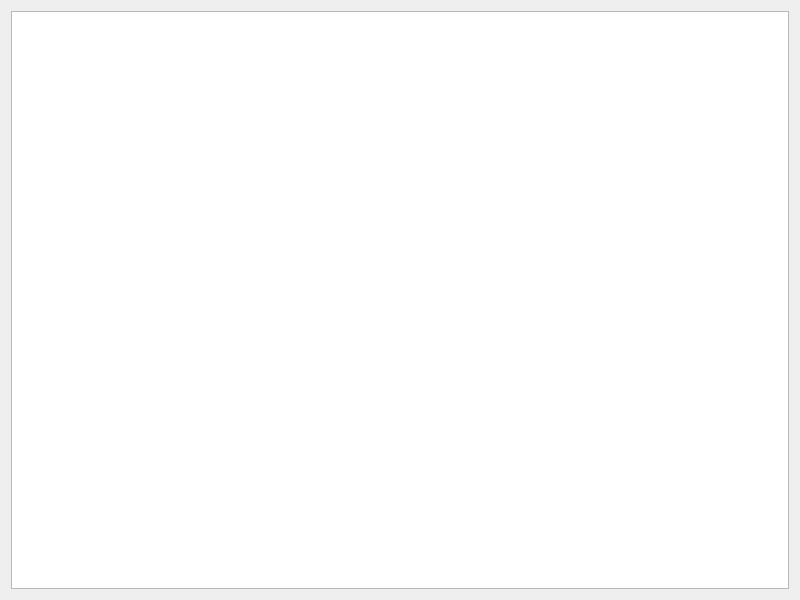
Qt form dialog.ui (gekon83/Qt_animation) before a commit.
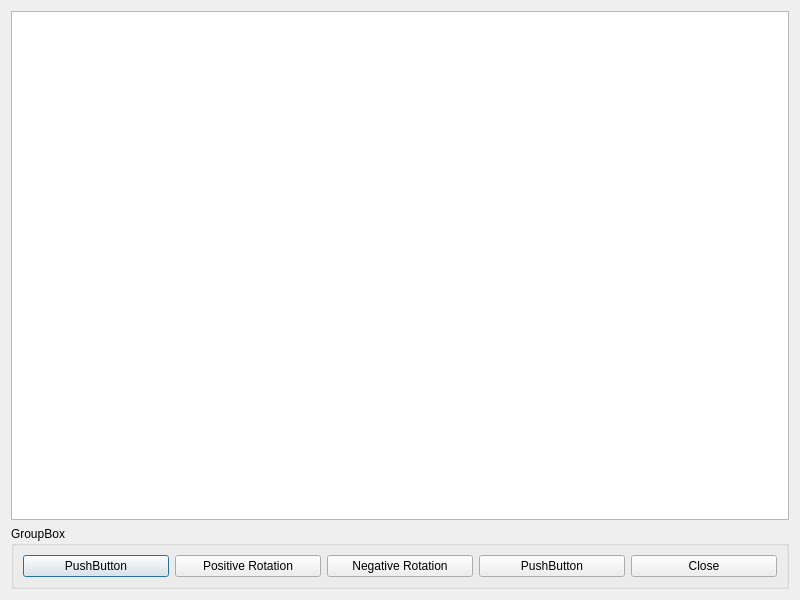
The same form after that commit.

```diff
--- a/dialog.ui
+++ b/dialog.ui
@@ -13,10 +13,58 @@
   <property name="windowTitle">
    <string>Dialog</string>
   </property>
-  <layout class="QHBoxLayout" name="horizontalLayout">
+  <layout class="QVBoxLayout" name="verticalLayout">
    <item>
     <widget class="QGraphicsView" name="graphicsView"/>
    </item>
+   <item>
+    <widget class="QGroupBox" name="groupBox">
+     <property name="title">
+      <string>GroupBox</string>
+     </property>
+     <layout class="QGridLayout" name="gridLayout">
+      <item row="0" column="0">
+       <layout class="QHBoxLayout" name="horizontalLayout">
+        <item>
+         <widget class="QPushButton" name="pushButton">
+          <property name="text">
+           <string>PushButton</string>
+          </property>
+         </widget>
+        </item>
+        <item>
+         <widget class="QPushButton" name="pushButton_rotP">
+          <property name="text">
+           <string>Positive Rotation</string>
+          </property>
+         </widget>
+        </item>
+        <item>
+         <widget class="QPushButton" name="pushButton_rotN">
+          <property name="text">
+           <string>Negative Rotation</string>
+          </property>
+         </widget>
+        </item>
+        <item>
+         <widget class="QPushButton" name="pushButton_3">
+          <property name="text">
+           <string>PushButton</string>
+          </property>
+         </widget>
+        </item>
+        <item>
+         <widget class="QPushButton" name="pushButton_4">
+          <property name="text">
+           <string>Close</string>
+          </property>
+         </widget>
+        </item>
+       </layout>
+      </item>
+     </layout>
+    </widget>
+   </item>
   </layout>
  </widget>
  <resources/>
```
Left out of the diff: 19 changed lines with no effect on the pictures.
